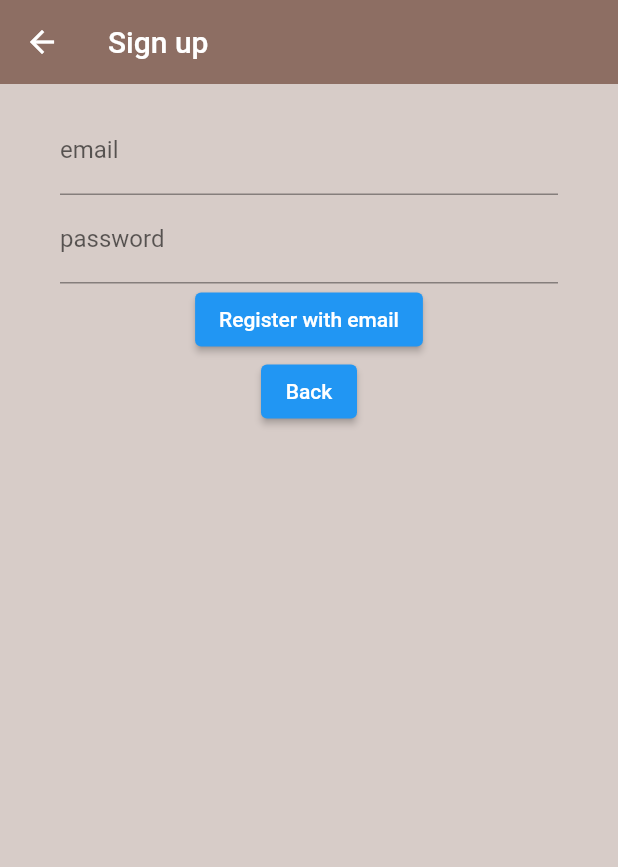
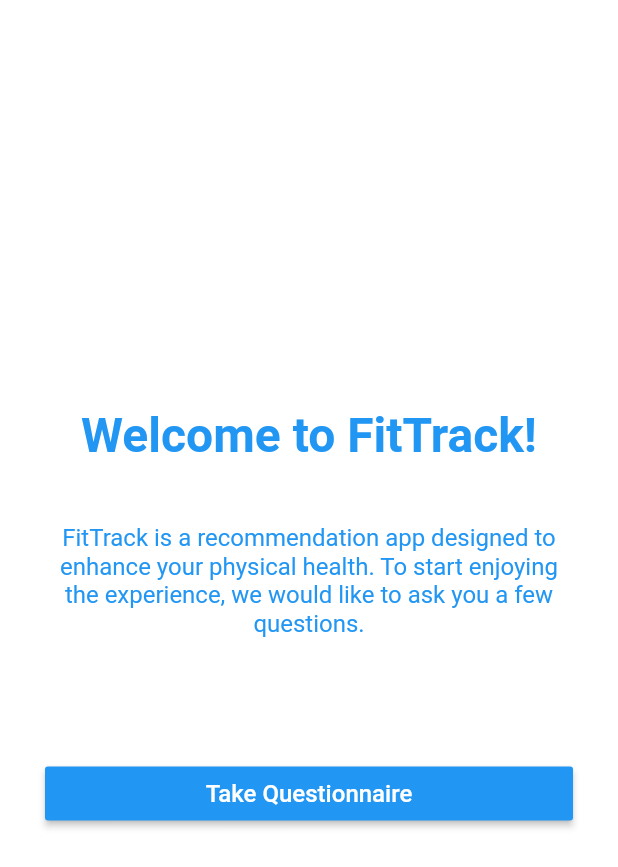
Before and after one commit to vikmir23/FitTrack, a Flutter app: the register screen opened directly, after a tap on "Register with email", on a phone screen of 412 x 824 dp. Shown: the top 867 px of the screen. Run offline on Flutter 3.47's test engine with Material 2 defaults, Android fonts, the phone set to English and light mode, and no system bars; our stand-ins replace firebase_auth, geolocator, pedometer, weather; accounts and stored records are empty; network calls fail.

```diff
--- a/fit_track/lib/screens/auth/register.dart
+++ b/fit_track/lib/screens/auth/register.dart
@@ -1,3 +1,4 @@
+import 'package:fit_track/screens/qnaire/qnaireFirst.dart';
 import 'package:fit_track/services/auth.dart';
 import 'package:flutter/material.dart';
 
@@ -62,6 +63,8 @@
               ),
               onPressed: () async {
                 registerWithEmail();
+                Navigator.push(context,
+                    MaterialPageRoute(builder: (context) => QnaireFirst()));
               },
             ),
             ElevatedButton(
--- /dev/null
+++ b/fit_track/lib/screens/qnaire/qnaireFirst.dart
@@ -0,0 +1,62 @@
+import 'package:flutter/material.dart';
+import 'package:http/http.dart' as http;
+import 'dart:convert';
+import 'package:provider/provider.dart';
+import 'package:fit_track/models/user.dart';
+import 'package:fit_track/screens/qnaire/qnaire.dart';
+
+class QnaireFirst extends StatefulWidget {
+  @override
+  _QnaireFirstState createState() => _QnaireFirstState();
+}
+
+class _QnaireFirstState extends State<QnaireFirst> {
+  @override
+  Widget build(BuildContext context) {
+    return Scaffold(
+      backgroundColor: Colors.white,
+      body: Container(
+        margin: EdgeInsets.all(30),
+        child: Column(
+          mainAxisAlignment: MainAxisAlignment.center,
+          children: [
+            Text(
+              'Welcome to FitTrack!',
+              style: TextStyle(
+                fontSize: 32,
+                color: Colors.blue,
+                fontWeight: FontWeight.bold,
+              ),
+              textAlign: TextAlign.center,
+            ),
+            SizedBox(height: 40),
+            Text(
+              'FitTrack is a recommendation app designed to enhance your physical health. To start enjoying the experience, we would like to ask you a few questions.',
+              style: TextStyle(
+                fontSize: 16,
+                color: Colors.blue,
+              ),
+              textAlign: TextAlign.center,
+            ),
+            SizedBox(height: 80),
+            Container(
+              width: double.infinity,
+              child: RaisedButton(
+                color: Colors.blue,
+                textColor: Colors.white,
+                child: Text(
+                  'Take Questionnaire',
+                  style: TextStyle(fontSize: 16),
+                ),
+                onPressed: () {
+                  Navigator.push(context,
+                      MaterialPageRoute(builder: (context) => Qnaire()));
+                },
+              ),
+            )
+          ],
+        ),
+      ),
+    );
+  }
+}
```
Also changed, not shown: fit_track/lib/screens/home/home.dart (+1 -50 lines), fit_track/lib/screens/qnaire/qnaire.dart (+15 -7 lines).
